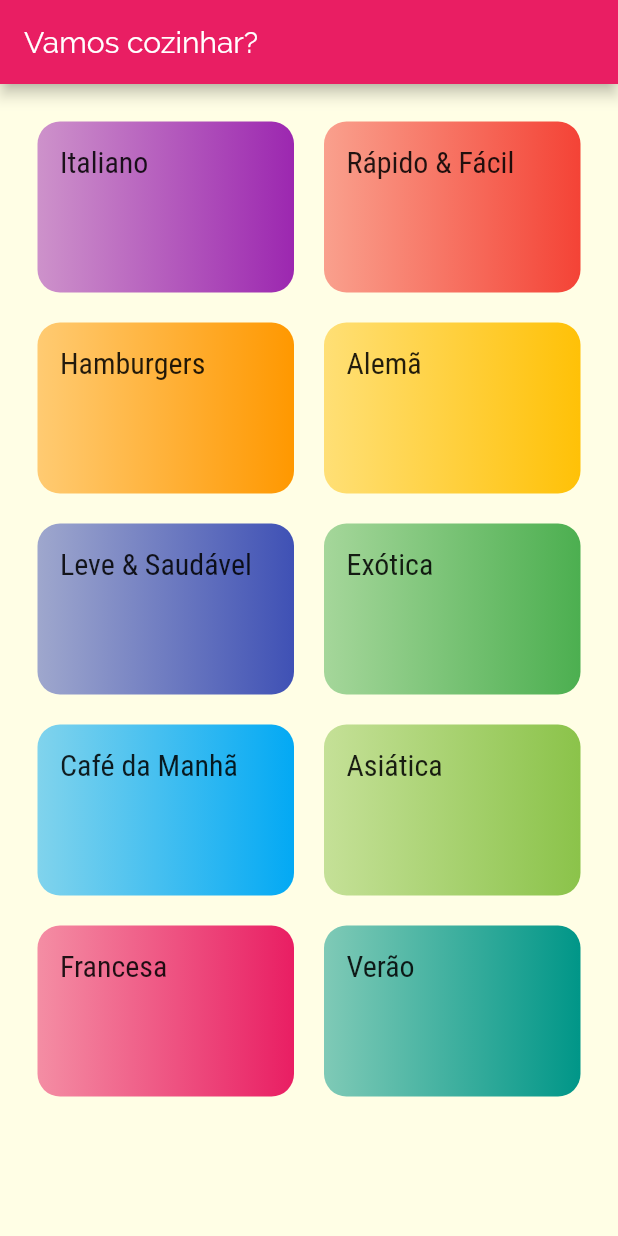
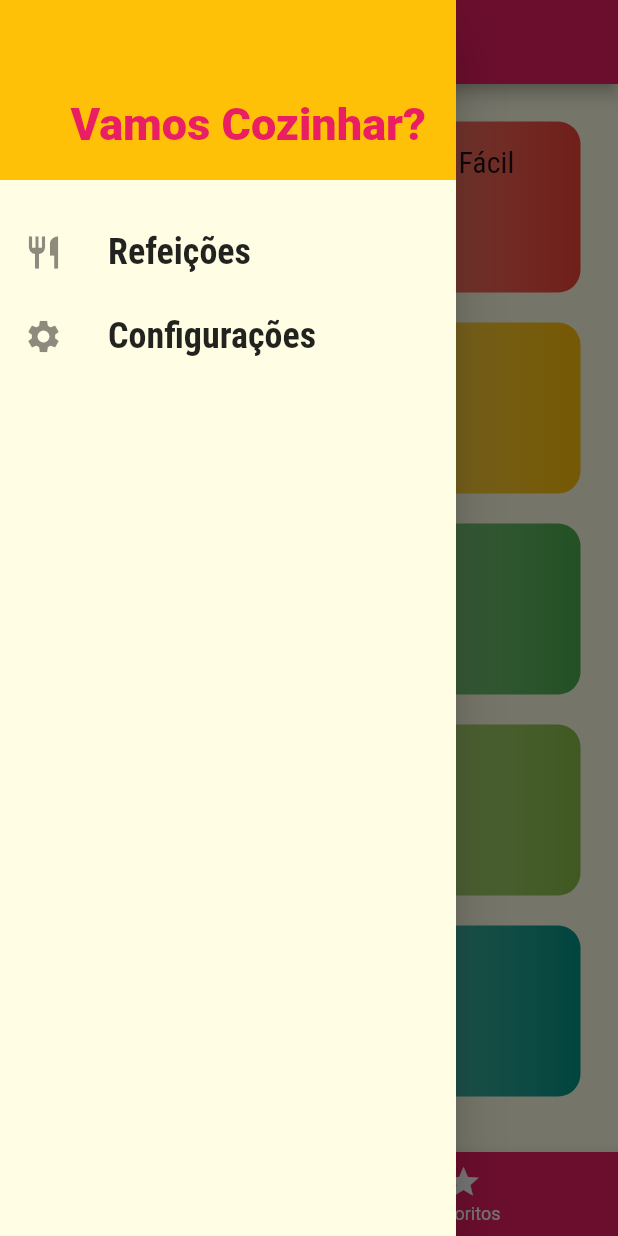
Before and after one commit to derek-alves/Flutter, a Flutter app: the screen it shows after launch, with the side drawer open (before the commit the screen has no drawer), on a phone screen of 412 x 824 dp. Run offline on Flutter 3.47's test engine with Material 2 defaults, Android fonts, the light colour scheme and no system bars.

Commit message:
Tab and drawer navigation

```diff
--- /dev/null
+++ b/refeicoes/lib/components/main_drawer.dart
@@ -0,0 +1,48 @@
+import 'package:flutter/material.dart';
+
+class MainDrawer extends StatelessWidget {
+  Widget _createItem(IconData icon, String label) {
+    return ListTile(
+      leading: Icon(
+        icon,
+        size: 26,
+      ),
+      title: Text(
+        label,
+        style: TextStyle(
+          fontFamily: 'RobotoCondensed',
+          fontSize: 24,
+          fontWeight: FontWeight.bold,
+        ),
+      ),
+      onTap: () {},
+    );
+  }
+
+  @override
+  Widget build(BuildContext context) {
+    return Drawer(
+      child: Column(
+        children: [
+          Container(
+            height: 120,
+            width: double.infinity,
+            padding: EdgeInsets.all(20),
+            color: Theme.of(context).accentColor,
+            alignment: Alignment.bottomRight,
+            child: Text(
+              'Vamos Cozinhar?',
+              style: TextStyle(
+                  fontWeight: FontWeight.w900,
+                  fontSize: 30,
+                  color: Theme.of(context).primaryColor),
+            ),
+          ),
+          SizedBox(height: 20),
+          _createItem(Icons.restaurant, 'Refeições'),
+          _createItem(Icons.settings, 'Configurações'),
+        ],
+      ),
+    );
+  }
+}
--- a/refeicoes/lib/main.dart
+++ b/refeicoes/lib/main.dart
@@ -3,6 +3,7 @@ import 'package:refeicoes/screens/meal_detail_screen.dart';
 
 import './screens/categories_screen.dart';
 import './screens/categories_meals_screen.dart';
+import './screens/tabs_screen.dart';
 import './utils/app_routes.dart';
 
 void main() => runApp(MyApp());
@@ -23,7 +24,7 @@ class MyApp extends StatelessWidget {
                 fontFamily: 'RobotoCondensed',
               ))),
       routes: {
-        AppRoutes.HOME: (ctx) => CategoriesScreen(),
+        AppRoutes.HOME: (ctx) => TabsScreen(),
         AppRoutes.CATEGORIES_MEALS: (ctx) => CategoriesMealsScreen(),
         AppRoutes.MEAL_DETAIL: (ctx) => MealDetailScreen()
       },
--- a/refeicoes/lib/screens/categories_screen.dart
+++ b/refeicoes/lib/screens/categories_screen.dart
@@ -5,9 +5,7 @@ import '../data/dummy_data.dart';
 class CategoriesScreen extends StatelessWidget {
   @override
   Widget build(BuildContext context) {
-    return Scaffold(
-      appBar:AppBar(title: const Text('Vamos cozinhar?'),),
-      body: GridView(
+    return GridView(
       padding: const EdgeInsets.all(25),
       gridDelegate: SliverGridDelegateWithMaxCrossAxisExtent(
         maxCrossAxisExtent: 200,
@@ -18,7 +16,6 @@ class CategoriesScreen extends StatelessWidget {
       children: DUMMY_CATEGORIES.map((cat) {
         return CategoryItem(cat);
       }).toList(),
-      ),
     );
   }
 }
--- /dev/null
+++ b/refeicoes/lib/screens/tabs_screen.dart
@@ -0,0 +1,50 @@
+import 'package:flutter/material.dart';
+import './categories_screen.dart';
+import './favorite_screen.dart';
+import '../components/main_drawer.dart';
+
+class TabsScreen extends StatefulWidget {
+  @override
+  _TabsScreenState createState() => _TabsScreenState();
+}
+
+class _TabsScreenState extends State<TabsScreen> {
+  int _selectedScreenIndex = 0;
+  final List<Map<String, Object>> _screen = [
+    {'title': 'Lista de Categorias', 'screen': CategoriesScreen()},
+    {'title': 'Meus Favoritos', 'screen': FavoriteScreen()}
+  ];
+  _selectScreen(int index) {
+    setState(() {
+      _selectedScreenIndex = index;
+    });
+  }
+
+  @override
+  Widget build(BuildContext context) {
+    return Scaffold(
+      appBar: AppBar(
+        title: Text(_screen[_selectedScreenIndex]['title']),
+      ),
+      drawer:MainDrawer(),
+      body: _screen[_selectedScreenIndex]['screen'],
+      bottomNavigationBar: BottomNavigationBar(
+        onTap: _selectScreen,
+        backgroundColor: Theme.of(context).primaryColor,
+        unselectedItemColor: Colors.white,
+        selectedItemColor: Theme.of(context).accentColor,
+        currentIndex: _selectedScreenIndex,
+        items: [
+          BottomNavigationBarItem(
+            icon: Icon(Icons.category),
+            label: 'Categorias',
+          ),
+          BottomNavigationBarItem(
+            icon: Icon(Icons.star),
+            label: 'Favoritos',
+          ),
+        ],
+      ),
+    );
+  }
+}
```
Also changed, not shown: refeicoes/lib/screens/favorite_screen.dart (added, +10 -0 lines), refeicoes/lib/screens/meal_detail_screen.dart (+65 -6 lines), 2 other files. Lines whose indentation alone changed are shown as unchanged.
